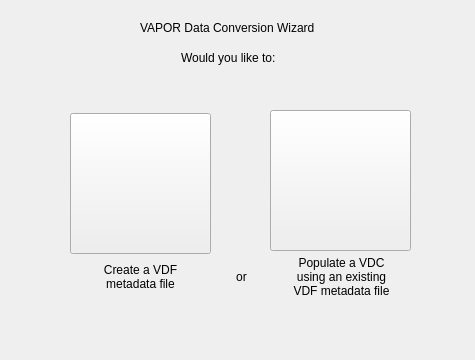
The window that apps/vdcwizard/ui/Page1.ui (yyr/vapor) describes before a commit, drawn with Qt 5.
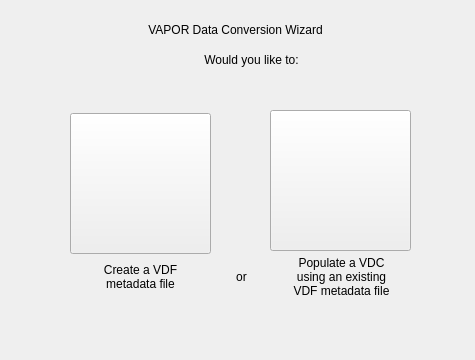
The same window after the commit.

Commit message: Widened title text.

Diff of the .ui file:
```diff
--- a/apps/vdcwizard/ui/Page1.ui
+++ b/apps/vdcwizard/ui/Page1.ui
@@ -29,28 +29,40 @@
   <widget class="QLabel" name="label">
    <property name="geometry">
     <rect>
-     <x>140</x>
+     <x>40</x>
      <y>20</y>
-     <width>201</width>
-     <height>16</height>
+     <width>391</width>
+     <height>20</height>
     </rect>
    </property>
+   <property name="minimumSize">
+    <size>
+     <width>300</width>
+     <height>0</height>
+    </size>
+   </property>
    <property name="text">
     <string>VAPOR Data Conversion Wizard</string>
    </property>
+   <property name="alignment">
+    <set>Qt::AlignCenter</set>
+   </property>
   </widget>
   <widget class="QLabel" name="label_2">
    <property name="geometry">
     <rect>
-     <x>181</x>
+     <x>121</x>
      <y>50</y>
-     <width>131</width>
-     <height>16</height>
+     <width>261</width>
+     <height>20</height>
     </rect>
    </property>
    <property name="text">
     <string>Would you like to:</string>
    </property>
+   <property name="alignment">
+    <set>Qt::AlignCenter</set>
+   </property>
   </widget>
   <widget class="QPushButton" name="createVDFButton">
    <property name="geometry">
```
